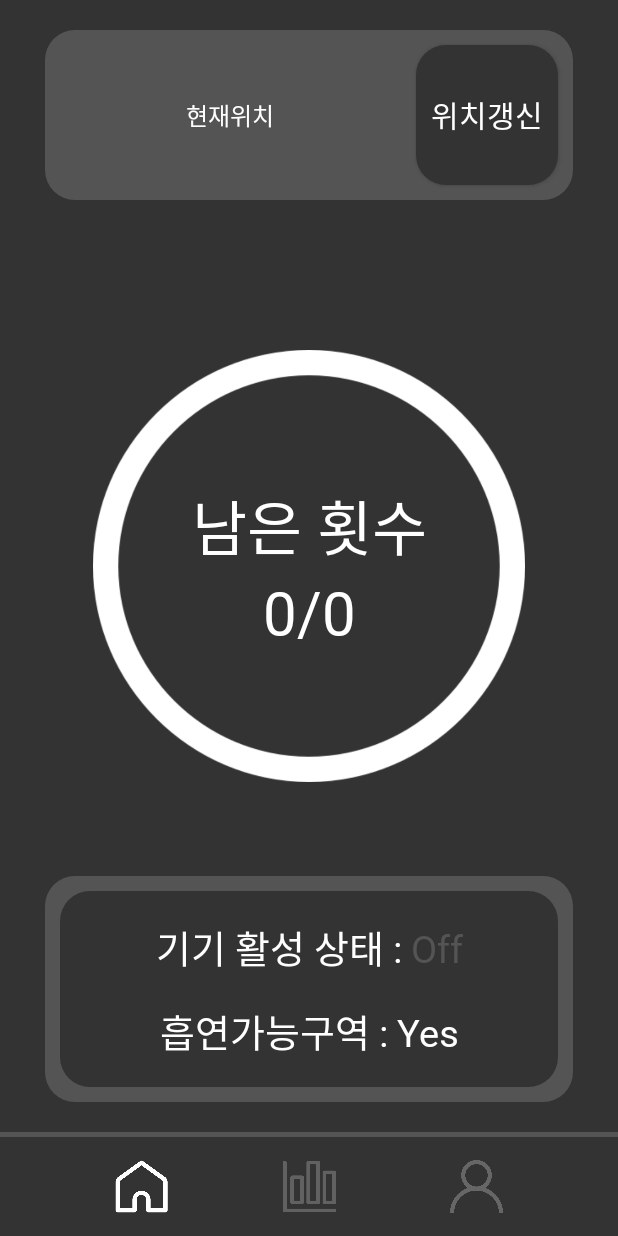
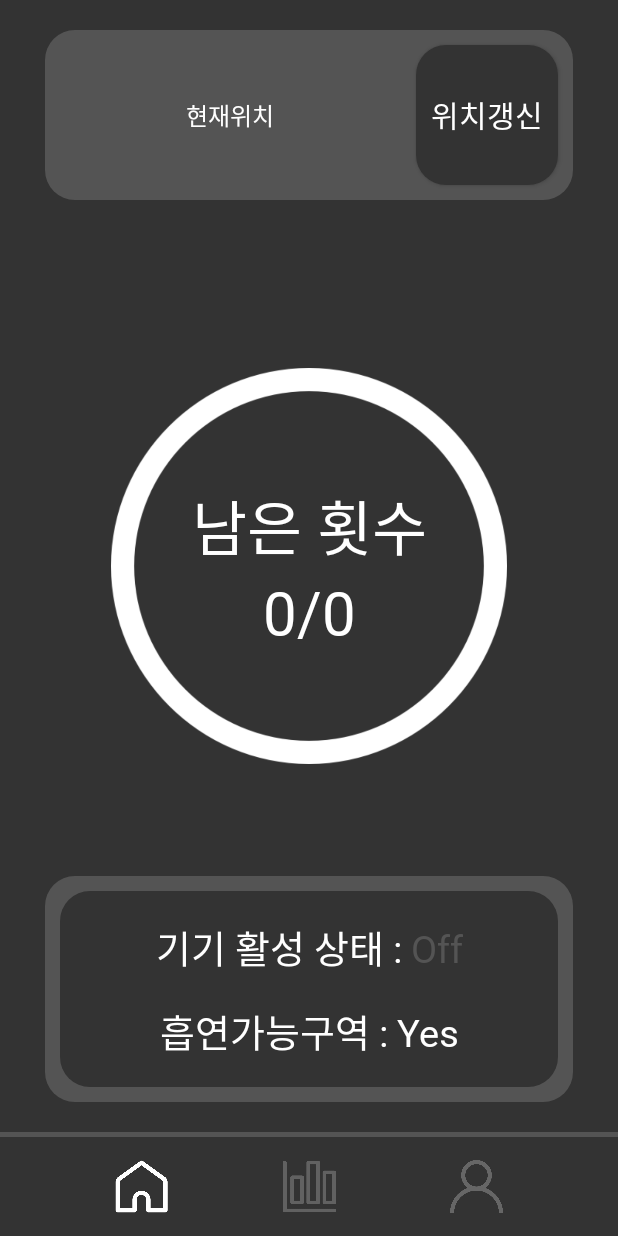
Before and after one commit to hyosoek/Nodam, an Android app: the screen it shows after launch (MainActivity), on a phone screen of 412 x 824 dp. Run offline under Robolectric (Android 15) with nearby library versions, the light colour scheme and no system bars.

Commit message:
Middle finish on app dev

```diff
--- a/app/src/main/java/com/example/nodam/MainGraphFragment.kt
+++ b/app/src/main/java/com/example/nodam/MainGraphFragment.kt
@@ -167,6 +167,7 @@ class MainGraphFragment : Fragment() {
     }
 
     fun setGraphData(view : View, dataList: List<CommitData>){
+        try{
             val linechart = view.findViewById<LineChart>(R.id.line_chart)
             val xAxis = linechart.xAxis
 
@@ -239,6 +240,11 @@ class MainGraphFragment : Fragment() {
                 notifyDataSetChanged() //데이터 갱신
                 invalidate() // view갱신
             }
+        }catch (err : IndexOutOfBoundsException){
+            Log.d("error_on_graph_logic","IndexOutOfBoundsException")
+            setGraphData(view,dataList)
+        }
+
     }
     fun changeDateText(dataList: List<CommitData>): List<String> {
         val dataTextList = ArrayList<String>()
--- a/app/src/main/res/layout/fragment_main_home.xml
+++ b/app/src/main/res/layout/fragment_main_home.xml
@@ -49,9 +49,9 @@
 
 
     <androidx.constraintlayout.widget.ConstraintLayout
-        android:layout_width="0dp"
-        app:layout_constraintWidth_percent="0.7"
-        android:layout_height="wrap_content"
+        android:layout_width="wrap_content"
+        app:layout_constraintHeight_percent="0.35"
+        android:layout_height="0dp"
         app:layout_constraintTop_toTopOf="parent"
         app:layout_constraintBottom_toBottomOf="parent"
         app:layout_constraintStart_toStartOf="parent"
```
Lines whose indentation alone changed are shown as unchanged.
